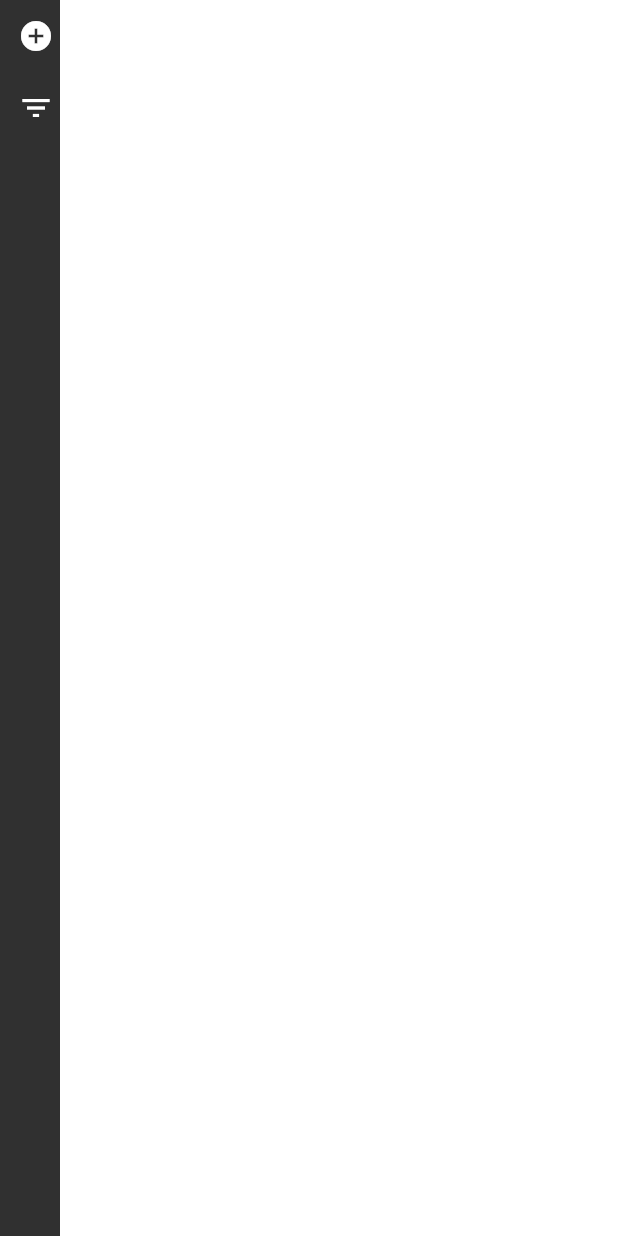
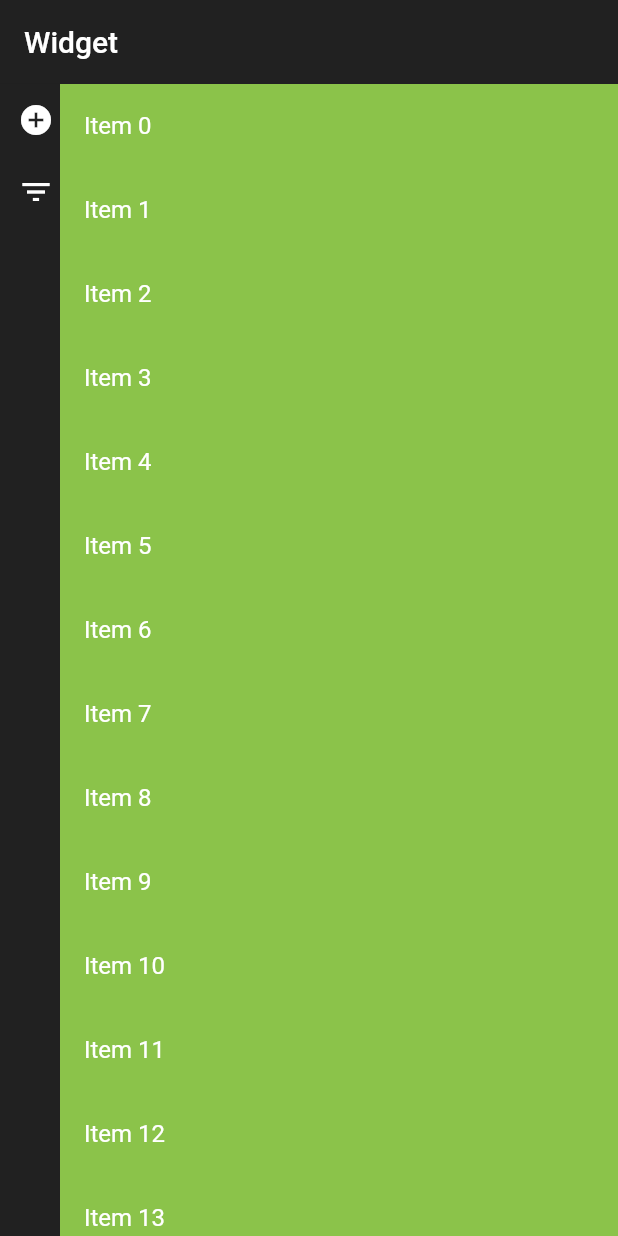
Before and after one commit to Charlie9830/darkwrong, a Flutter app: the screen it shows after launch, on a phone screen of 412 x 824 dp. Run offline on Flutter 3.47's test engine with Material 2 defaults, Android fonts, the phone set to English and light mode, and no system bars; our stand-ins replace flutter_redux, redux, redux_thunk; missing offline and left inert: autocomplete_textfield, random_words.

Commit message:
Cleaned up implementation of ToolRails. Also integrated with DarkwrongScaffold Component.

```diff
--- a/lib/main.dart
+++ b/lib/main.dart
@@ -1,5 +1,4 @@
-import 'package:darkwrong/containers/HomeScreenContainer.dart';
-import 'package:darkwrong/presentation/fixture_creator/FixtureCreator.dart';
+import 'package:darkwrong/presentation/DarkwrongScaffold/DarkwrongScaffold.dart';
 import 'package:darkwrong/presentation/tool_rail/ToolRail.dart';
 import 'package:darkwrong/presentation/tool_rail/ToolRailOption.dart';
 import 'package:darkwrong/redux/AppStore.dart';
@@ -17,35 +16,52 @@ class Darkwrong extends StatefulWidget {
 }
 
 class _DarkwrongState extends State<Darkwrong> {
+  String _selectedValue;
+
   @override
   Widget build(BuildContext context) {
     return StoreProvider<AppState>(
-      store: appStore,
-      child: MaterialApp(
+        store: appStore,
+        child: MaterialApp(
           title: 'Darkwrong',
           theme: ThemeData(
             primarySwatch: Colors.blue,
             brightness: Brightness.dark,
             visualDensity: VisualDensity.adaptivePlatformDensity,
           ),
-          home: Container(
-            alignment: Alignment.topLeft,
-            child: ToolRail(
-              options: [
+          home: DarkwrongScaffold(
+            appBar: AppBar(title: Text('Widget')),
+            body: Container(
+              color: Colors.lightGreen,
+              child: ListView(
+                children: List<Widget>.generate(101, (index) => ListTile(title: Text('Item $index'))),
+              )
+            ),
+            persistentLeftRail: true,
+            leftRail: ToolRail(
+              selectedValue: _selectedValue,
+              options: <ToolRailOption>[
                 ToolRailOption(
                   icon: Icon(Icons.add_circle),
                   value: 'add',
-                  onSelected: (value) => print(value),
+                  selected: _selectedValue == 'add',
+                  onSelected: (value) => setState(() => _selectedValue =
+                      value == _selectedValue ? null : value),
                 ),
                 ToolRailOption(
                   icon: Icon(Icons.filter_list),
                   value: 'view',
-                  onSelected: (value) => print(value),
+                  selected: _selectedValue == 'view',
+                  onSelected: (value) => setState(() => _selectedValue =
+                      value == _selectedValue ? null : value),
                 ),
               ],
+              children: <Widget>[
+                Text('Add Fixtures'),
+                Text('View Fixtures'),
+              ],
             ),
-          ) //HomeScreenContainer(),
           ),
-    );
+        ));
   }
 }
--- /dev/null
+++ b/lib/presentation/DarkwrongScaffold/DarkwrongScaffold.dart
@@ -0,0 +1,156 @@
+import 'package:flutter/material.dart';
+
+class DarkwrongScaffold extends StatefulWidget {
+  final PreferredSizeWidget appBar;
+  final Widget body;
+  final PreferredSizeWidget leftRail;
+  final PreferredSizeWidget rightRail;
+  final bool persistentLeftRail;
+  final bool persistentRightRail;
+
+  DarkwrongScaffold({
+    Key key,
+    this.appBar,
+    this.body,
+    this.leftRail,
+    this.rightRail,
+    this.persistentRightRail = false,
+    this.persistentLeftRail = false,
+  }) : super(key: key);
+
+  @override
+  DarkwrongScaffoldState createState() => DarkwrongScaffoldState();
+}
+
+class DarkwrongScaffoldState extends State<DarkwrongScaffold> {
+  @override
+  Widget build(BuildContext context) {
+    final body = _BodyConstrainer(
+        appBar: widget.appBar,
+        leftRail: widget.leftRail,
+        rightRail: widget.rightRail,
+        child: widget.body);
+
+    return Material(
+        color: Theme.of(context).scaffoldBackgroundColor,
+        child: Column(
+          mainAxisAlignment: MainAxisAlignment.start,
+          crossAxisAlignment: CrossAxisAlignment.stretch,
+          children: [
+            if (widget.appBar != null) widget.appBar,
+            Expanded(
+              child: _canUseSimpleBody(
+                widget.persistentLeftRail,
+                widget.persistentRightRail,
+              )
+                  ? _SimpleBodyBuilder(
+                      body: body,
+                      leftRail: widget.leftRail,
+                      rightRail: widget.rightRail,
+                    )
+                  : _ComplexBodyBuilder(
+                      body: body,
+                      leftRail: widget.leftRail,
+                      rightRail: widget.rightRail,
+                    ),
+            )
+          ],
+        ));
+  }
+
+  bool _canUseSimpleBody(bool persistentLeftRail, bool persistentRightRail) {
+    return persistentLeftRail || persistentRightRail;
+  }
+}
+
+/// Responsible for building a complex body. This is requried if either or both of the Rails are non persistent.
+class _ComplexBodyBuilder extends StatelessWidget {
+  final PreferredSizeWidget leftRail;
+  final PreferredSizeWidget rightRail;
+  final Widget body;
+
+  const _ComplexBodyBuilder({Key key, this.leftRail, this.rightRail, this.body})
+      : super(key: key);
+
+  @override
+  Widget build(BuildContext context) {
+    final positionedLeftRail =
+        Positioned(top: 0, left: 0, bottom: 0, child: leftRail);
+    final positionedRightRail =
+        Positioned(top: 0, right: 0, bottom: 0, child: rightRail);
+
+    return Stack(
+      children: [
+        Positioned(
+          top: 0,
+          left: leftRail?.preferredSize?.width ?? 0,
+          right: rightRail?.preferredSize?.width ?? 0,
+          child: body,
+        ),
+        if (leftRail != null) positionedLeftRail,
+        if (rightRail != null) positionedRightRail,
+      ],
+    );
+  }
+}
+
+/// Responsible for building a simple body. This is available when both Rails are set to persistent.
+class _SimpleBodyBuilder extends StatelessWidget {
+  final PreferredSizeWidget leftRail;
+  final PreferredSizeWidget rightRail;
+  final Widget body;
+
+  const _SimpleBodyBuilder({
+    Key key,
+    this.leftRail,
+    this.rightRail,
+    this.body,
+  }) : super(key: key);
+
+  @override
+  Widget build(BuildContext context) {
+    return Row(
+      children: [
+        if (leftRail != null) leftRail,
+        Expanded(
+          child: body,
+        ),
+        if (rightRail != null) rightRail
+      ],
+    );
+  }
+}
+
+/// Responsible for laying a constrained body based on the constraints imposed by the appBar, leftRail and rightRail.
+class _BodyConstrainer extends StatelessWidget {
+  final Widget child;
+  final PreferredSizeWidget appBar;
+  final PreferredSizeWidget leftRail;
+  final PreferredSizeWidget rightRail;
+
+  const _BodyConstrainer({
+    Key key,
+    @required this.child,
+    @required this.appBar,
+    @required this.leftRail,
+    @required this.rightRail,
+  }) : super(key: key);
+
+  @override
+  Widget build(BuildContext context) {
+    final double heightOffset =
+        appBar != null ? appBar.preferredSize.height : 0.0;
+    final double leftOffset =
+        leftRail != null ? leftRail.preferredSize.width : 0.0;
+    final double rightOffset =
+        rightRail != null ? rightRail.preferredSize.width : 0.0;
+
+    return ConstrainedBox(
+      constraints: BoxConstraints(
+        maxHeight: MediaQuery.of(context).size.height - heightOffset,
+        maxWidth: MediaQuery.of(context).size.width - leftOffset - rightOffset,
+      ),
+      child: child,
+    );
+  }
+}
--- a/lib/presentation/tool_rail/ToolRail.dart
+++ b/lib/presentation/tool_rail/ToolRail.dart
@@ -1,44 +1,30 @@
 import 'package:darkwrong/presentation/tool_rail/ToolRailBase.dart';
 import 'package:darkwrong/presentation/tool_rail/ToolRailDrawer.dart';
-import 'package:darkwrong/presentation/tool_rail/ToolRailOpenToProvider.dart';
 import 'package:darkwrong/presentation/tool_rail/ToolRailOption.dart';
 import 'package:darkwrong/presentation/tool_rail/ToolRailOptionsRail.dart';
-import 'package:darkwrong/presentation/tool_rail/ToolRailStateSelectedProvider.dart';
 import 'package:flutter/material.dart';
 
 const Duration _drawerMoveDuration = const Duration(milliseconds: 150);
 const double _drawerOpenWidth = 300.0;
 const double _drawerClosedWith = 40.0;
 
-class ToolRail extends StatefulWidget {
-  final GlobalKey<ToolRailState> key;
+class ToolRail extends StatelessWidget implements PreferredSizeWidget {
   final List<ToolRailOption> options;
   final List<Widget> children;
-  const ToolRail({this.key, this.options, this.children}) : super(key: key);
-
-  @override
-  ToolRailState createState() => ToolRailState();
-}
-
-class ToolRailState extends State<ToolRail> {
-  String _selectedValue;
-  bool _open;
-
-  @override
-  void initState() {
-    _selectedValue = null;
-    _open = false;
-    super.initState();
-  }
+  final String selectedValue;
+  const ToolRail(
+      {Key key, @required this.options, @required this.children, this.selectedValue})
+      : super(key: key);
 
   @override
   Widget build(BuildContext context) {
-    final width = _open ? _drawerOpenWidth : _drawerClosedWith;
-    return ToolRailStateSelectedProvider(
-      value: _selectedValue,
-      child: ToolRailOpenToProvider(
-        openToCallback: openTo,
-        child: ToolRailBase(
+    _assertOptions(options);
+    _assertChildren(options, children);
+    final width = selectedValue != null
+        ? _drawerOpenWidth
+        : _drawerClosedWith;
+
+    return ToolRailBase(
       drawerMoveDuration: _drawerMoveDuration,
       width: width,
       child: Stack(
@@ -46,7 +32,7 @@ class ToolRailState extends State<ToolRail> {
           AnimatedPositioned(
             top: 0,
             bottom: 0,
-                left: 0,
+            left: selectedValue == null ? 0 : 40,
             width: width,
             duration: _drawerMoveDuration,
             child: ToolRailDrawer(
@@ -57,33 +43,49 @@ class ToolRailState extends State<ToolRail> {
             left: 0,
             top: 0,
             bottom: 0,
-                child: ToolRailOptionsRail(options: widget.options),
+            child: ToolRailOptionsRail(options: options),
           ),
         ],
-          ),
-        ),
       ),
     );
   }
 
-  Widget _getDrawerChild() {
-    return Container(
-      color: Colors.yellowAccent,
-    );
+  void _assertOptions(List<ToolRailOption> options) {
+    if (options == null) {
+      throw AssertionError('ToolRail.options cannot be null');
     }
 
-  void openTo(String value) {
-    if (_selectedValue == value) {
-      // Close.
-      setState(() {
-        _selectedValue = null;
-        _open = false;
-      });
-    } else {
-      setState(() {
-        _selectedValue = value;
-        _open = true;
-      });
+    if (options.isEmpty) {
+      throw AssertionError('ToolRail.options cannot be empty');
     }
   }
+
+  void _assertChildren(List<ToolRailOption> options, List<Widget> children) {
+    if (children == null) {
+      throw AssertionError('ToolRail.children must not be null');
     }
+    if (options.length != children.length) {
+      throw AssertionError(
+          'ToolRail.children must be the same length as ToolRail.options');
+    }
+  }
+
+  Widget _getDrawerChild() {
+    if (selectedValue == null) {
+      return null;
+    }
+
+    final widgetIndex = options.indexWhere((item) => item.value == selectedValue);
+    if (widgetIndex == -1) {
+      throw AssertionError(
+          '''A valid index could not be found match the ToolRailOption value '$selectedValue'.
+          Check that you have not set ToolRailOption.value to a value that does not point to an option''');
+    }
+
+    return children[widgetIndex];
+  }
+
+  @override
+  // TODO: implement preferredSize
+  Size get preferredSize => Size.fromWidth(_drawerClosedWith);
+}
--- a/lib/presentation/tool_rail/ToolRailBase.dart
+++ b/lib/presentation/tool_rail/ToolRailBase.dart
@@ -17,7 +17,10 @@ class ToolRailBase extends StatelessWidget {
       alignment: Alignment.topCenter,
       width: width,
       duration: drawerMoveDuration,
-      child: Material(child: child),
+      child: Material(
+        elevation: 1,
+        child: child,
+      ),
     );
   }
 }
--- a/lib/presentation/tool_rail/ToolRailOpenToProvider.dart
+++ /dev/null
@@ -1,20 +0,0 @@
-import 'package:flutter/material.dart';
-
-typedef void OpenToCallback(String value);
-
-class ToolRailOpenToProvider extends InheritedWidget {
-  final Widget child;
-  final OpenToCallback openToCallback;
-
-  ToolRailOpenToProvider({Key key, this.child, this.openToCallback})
-      : super(key: key, child: child);
-
-  static ToolRailOpenToProvider of(BuildContext context) {
-    return context.dependOnInheritedWidgetOfExactType<ToolRailOpenToProvider>();
-  }
-
-  @override
-  bool updateShouldNotify(ToolRailOpenToProvider oldWidget) {
-    return oldWidget.openToCallback != openToCallback;
-  }
-}
--- a/lib/presentation/tool_rail/ToolRailOption.dart
+++ b/lib/presentation/tool_rail/ToolRailOption.dart
@@ -1,5 +1,3 @@
-import 'package:darkwrong/presentation/tool_rail/ToolRailOpenToProvider.dart';
-import 'package:darkwrong/presentation/tool_rail/ToolRailStateSelectedProvider.dart';
 import 'package:flutter/material.dart';
 
 typedef void ToolRailOptionSelectedCallback(String value);
@@ -8,34 +6,27 @@ class ToolRailOption extends StatelessWidget {
   final Widget icon;
   final String value;
   final String tooltip;
+  final bool selected;
   final ToolRailOptionSelectedCallback onSelected;
   const ToolRailOption({
     Key key,
     @required this.icon,
     @required this.value,
+    @required this.selected,
+    @required this.onSelected,
     this.tooltip,
-    this.onSelected,
   }) : super(key: key);
 
   @override
   Widget build(BuildContext context) {
-    final selected = ToolRailStateSelectedProvider.of(context).value == value;
-
-    return Material(
-      child: IconTheme(
-        data: Theme.of(context).iconTheme.merge(
-              IconThemeData(
-                color: selected ? Theme.of(context).indicatorColor : null,
-              ),
+    return IconTheme(
+      data: Theme.of(context).iconTheme.merge(
+            IconThemeData(
+              color: selected ? Theme.of(context).indicatorColor : null,
             ),
-        child: IconButton(
-            icon: icon,
-            tooltip: tooltip,
-            onPressed: () {
-              ToolRailOpenToProvider.of(context).openToCallback(value);
-              onSelected(value);
-            }),
-      ),
+          ),
+      child: IconButton(
+          icon: icon, tooltip: tooltip, onPressed: () => onSelected(value)),
     );
   }
 }
--- a/lib/presentation/tool_rail/ToolRailOptionsRail.dart
+++ b/lib/presentation/tool_rail/ToolRailOptionsRail.dart
@@ -8,6 +8,7 @@ class ToolRailOptionsRail extends StatelessWidget {
   @override
   Widget build(BuildContext context) {
     return Material(
+      color: Theme.of(context).primaryColor,
       child: Column(
         mainAxisAlignment: MainAxisAlignment.start,
         children: options ?? <ToolRailOption>[],
--- a/lib/presentation/tool_rail/ToolRailStateSelectedProvider.dart
+++ /dev/null
@@ -1,20 +0,0 @@
-import 'package:darkwrong/presentation/tool_rail/ToolRail.dart';
-import 'package:flutter/material.dart';
-
-class ToolRailStateSelectedProvider extends InheritedWidget {
-  final Widget child;
-  final String value;
-
-  ToolRailStateSelectedProvider({Key key, this.child, this.value})
-      : super(key: key, child: child);
-
-  static ToolRailStateSelectedProvider of(BuildContext context) {
-    return context
-        .dependOnInheritedWidgetOfExactType<ToolRailStateSelectedProvider>();
-  }
-
-  @override
-  bool updateShouldNotify(ToolRailStateSelectedProvider oldWidget) {
-    return oldWidget.value != value;
-  }
-}
```
Lines whose indentation alone changed are shown as unchanged.
